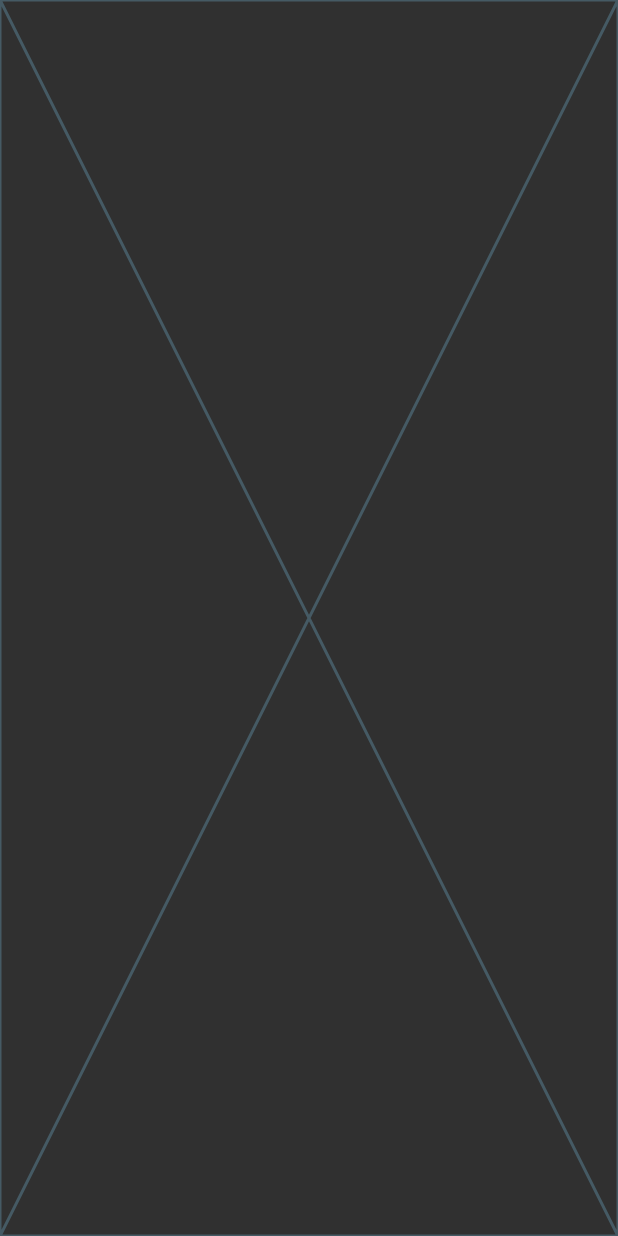
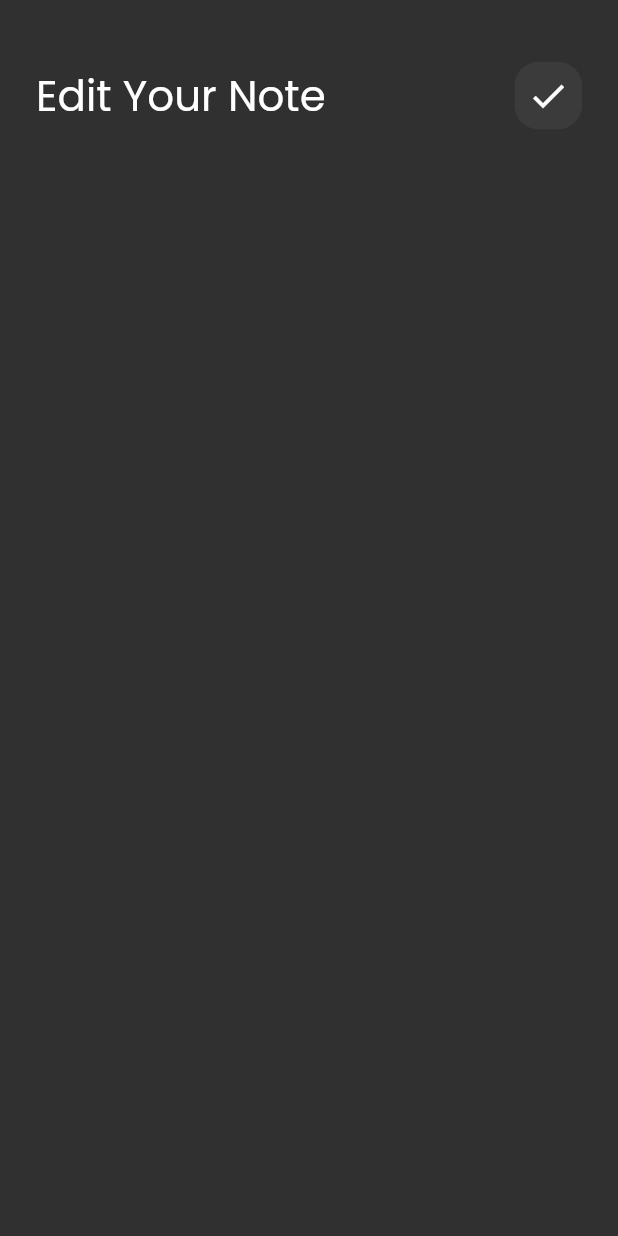
Before and after one commit to Abdulnaseer/notes_app, a Flutter app: the screen it shows after launch, after a tap on "Flutter tips", on a phone screen of 412 x 824 dp. Run offline on Flutter 3.47's test engine with Material 2 defaults, Android fonts, the phone set to English and light mode, and no system bars; our stand-ins replace font_awesome_flutter.

Commit message:
adding custom app bar to edit note view

```diff
--- a/lib/views/edit_note_view.dart
+++ b/lib/views/edit_note_view.dart
@@ -1,6 +1,4 @@
 import 'package:flutter/material.dart';
-import 'package:flutter/src/widgets/framework.dart';
-import 'package:flutter/src/widgets/placeholder.dart';
 import 'package:notes_app/views/widgets/edit_view_body.dart';
 
 class EditNoteView extends StatelessWidget {
@@ -8,7 +6,7 @@ class EditNoteView extends StatelessWidget {
 
   @override
   Widget build(BuildContext context) {
-    return Scaffold(
+    return const Scaffold(
       body: EditNoteViewBody(),
     );
   }
--- a/lib/views/widgets/custom_app_bar.dart
+++ b/lib/views/widgets/custom_app_bar.dart
@@ -2,18 +2,20 @@ import 'package:flutter/material.dart';
 import 'package:notes_app/views/widgets/custom_search_icon.dart';
 
 class CustomAppBar extends StatelessWidget {
-  const CustomAppBar({super.key});
+  const CustomAppBar({super.key, required this.title, required this.icon});
 
+  final String title;
+  final IconData icon;
   @override
   Widget build(BuildContext context) {
     return Row(
-      children: const [
+      children: [
         Text(
-          "Your Notes",
-          style: TextStyle(fontSize: 28),
+          title,
+          style: const TextStyle(fontSize: 28),
         ),
-        Spacer(),
-        CustomSearchIcon()
+        const Spacer(),
+        CustomIcon(icon: icon)
       ],
     );
   }
--- a/lib/views/widgets/custom_search_icon.dart
+++ b/lib/views/widgets/custom_search_icon.dart
@@ -1,8 +1,8 @@
 import 'package:flutter/material.dart';
 
-class CustomSearchIcon extends StatelessWidget {
-  const CustomSearchIcon({super.key});
-
+class CustomIcon extends StatelessWidget {
+  const CustomIcon({super.key, required this.icon});
+  final IconData icon;
   @override
   Widget build(BuildContext context) {
     return Container(
@@ -12,9 +12,9 @@ class CustomSearchIcon extends StatelessWidget {
         color: Colors.white.withOpacity(.05),
         borderRadius: BorderRadius.circular(16),
       ),
-      child: const Center(
+      child: Center(
         child: Icon(
-          Icons.search,
+          icon,
           size: 28,
         ),
       ),
--- a/lib/views/widgets/edit_view_body.dart
+++ b/lib/views/widgets/edit_view_body.dart
@@ -1,10 +1,22 @@
 import 'package:flutter/material.dart';
+import 'package:notes_app/views/widgets/custom_app_bar.dart';
 
 class EditNoteViewBody extends StatelessWidget {
   const EditNoteViewBody({super.key});
 
   @override
   Widget build(BuildContext context) {
-    return const Placeholder();
+    return Padding(
+      padding: const EdgeInsets.symmetric(horizontal: 24),
+      child: Column(
+        children: [
+          SizedBox(height: MediaQuery.of(context).size.height * 0.05),
+          const CustomAppBar(
+            title: "Edit Your Note",
+            icon: Icons.check,
+          ),
+        ],
+      ),
+    );
   }
 }
--- a/lib/views/widgets/notes_view_body.dart
+++ b/lib/views/widgets/notes_view_body.dart
@@ -12,7 +12,7 @@ class NotesViewBody extends StatelessWidget {
       child: Column(
         children: [
           SizedBox(height: MediaQuery.of(context).size.height * 0.05),
-          const CustomAppBar(),
+          const CustomAppBar(title: "Your Notes", icon: Icons.search),
           const SizedBox(height: 20),
           const Expanded(child: NotesListView()),
         ],
```
